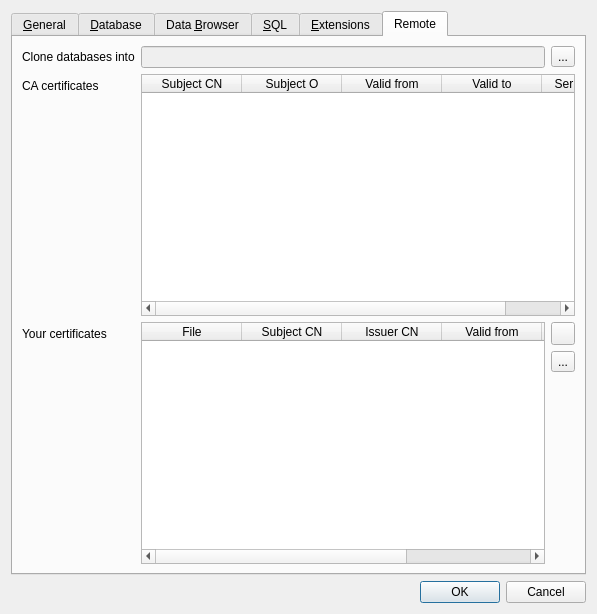
Qt form src/PreferencesDialog.ui (sqlitebrowser/sqlitebrowser) before a commit.
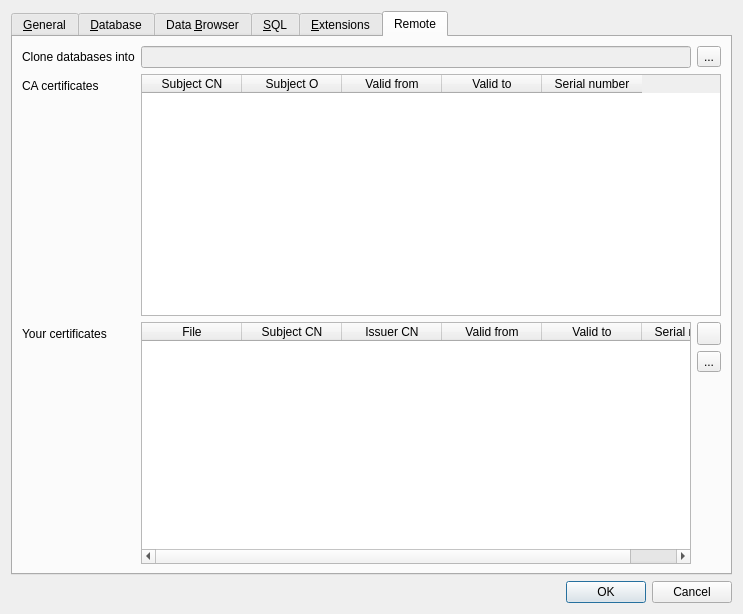
The same form after that commit. The open tabs and pages were chosen to show the change. Icons and pictures are not drawn. Custom widgets are drawn as their Qt base class.

Commit message:
Add minimum width to the Preferences dialog remote tab panels
Otherwise the display is fairly messed up on OSX

```diff
--- a/src/PreferencesDialog.ui
+++ b/src/PreferencesDialog.ui
@@ -1020,6 +1020,12 @@
        </item>
        <item row="1" column="1">
         <widget class="QTableWidget" name="tableCaCerts">
+         <property name="minimumSize">
+          <size>
+           <width>550</width>
+           <height>0</height>
+          </size>
+         </property>
          <property name="selectionMode">
           <enum>QAbstractItemView::SingleSelection</enum>
          </property>
@@ -1073,6 +1079,12 @@
         <layout class="QHBoxLayout" name="horizontalLayout_3">
          <item>
           <widget class="QTableWidget" name="tableClientCerts">
+           <property name="minimumSize">
+            <size>
+             <width>550</width>
+             <height>0</height>
+            </size>
+           </property>
            <property name="selectionMode">
             <enum>QAbstractItemView::ExtendedSelection</enum>
            </property>
```
